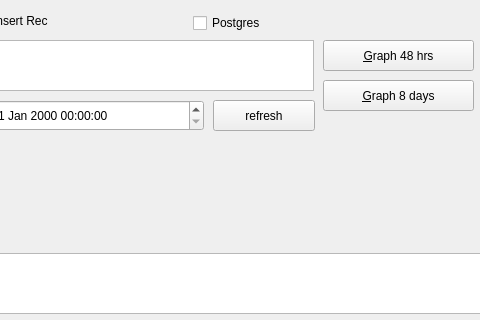
This is forms/menu.ui in lbase/bpvitals as Qt 5 draws it before an edit; both pictures show x 317 to 797 and y 0 to 320 of the 1247 by 692 pixel window. The edited form follows.
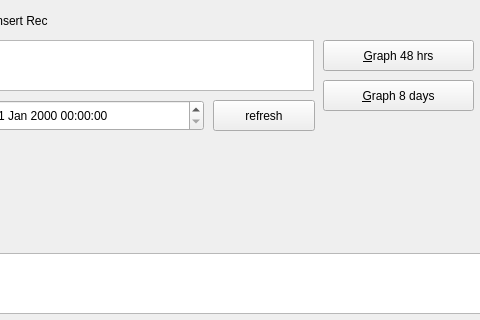
This is the edited form. Icons and pictures are not drawn.

```diff
--- a/forms/menu.ui
+++ b/forms/menu.ui
@@ -55,19 +55,6 @@
     <string/>
    </property>
   </widget>
-  <widget class="QCheckBox" name="chkPG">
-   <property name="geometry">
-    <rect>
-     <x>510</x>
-     <y>10</y>
-     <width>94</width>
-     <height>26</height>
-    </rect>
-   </property>
-   <property name="text">
-    <string>Postgres</string>
-   </property>
-  </widget>
   <widget class="QPushButton" name="btnInsert">
    <property name="geometry">
     <rect>
```
